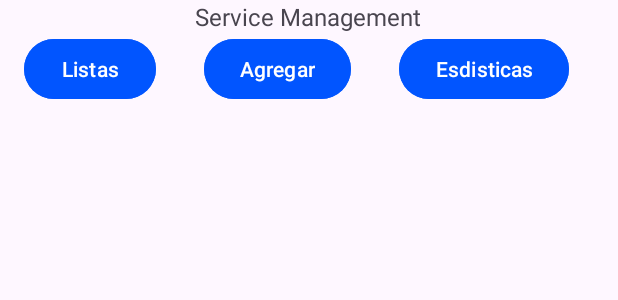
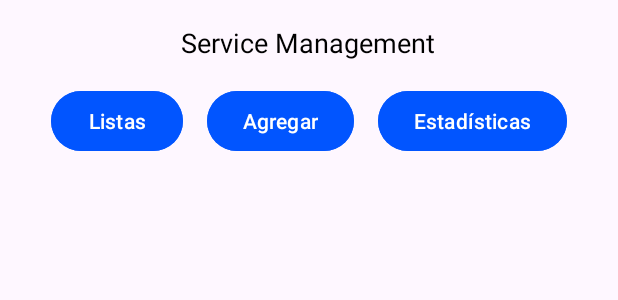
Before and after one commit to Willinton674/subMaster, an Android app: the layout activity_main.xml on its own in the app's theme, with its tools: preview values and no code run, on a phone screen of 412 x 824 dp. Shown: the top 300 px of the screen. Run offline under Robolectric (Android 15) with nearby library versions, the phone set to English and light mode, and no system bars.

Commit message:
Activity Main
Cambio en el diseño y ortografía

```diff
--- a/app/src/main/res/layout/activity_main.xml
+++ b/app/src/main/res/layout/activity_main.xml
@@ -5,82 +5,73 @@
     android:id="@+id/main"
     android:layout_width="match_parent"
     android:layout_height="match_parent"
-    tools:context=".MainActivity"
-    android:orientation="vertical">
+    android:orientation="vertical"
+    android:padding="16dp"
+    tools:context=".MainActivity">
 
+    <!-- Texto principal -->
     <LinearLayout
         android:layout_width="wrap_content"
         android:layout_height="wrap_content"
         android:orientation="horizontal"
-        android:layout_gravity="center">
+        android:layout_gravity="center"
+        android:layout_marginBottom="16dp">
 
         <TextView
             android:layout_width="wrap_content"
             android:layout_height="wrap_content"
-            android:textSize="16sp"
-            android:text="@string/servi">
-
-        </TextView>
-
+            android:textSize="18sp"
+            android:text="@string/servi"
+            android:textColor="@color/black" />
     </LinearLayout>
 
-
-
+    <!-- Botones principales -->
     <LinearLayout
         android:layout_width="match_parent"
         android:layout_height="wrap_content"
         android:orientation="horizontal"
-        android:layout_gravity="center">
+        android:gravity="center"
+        android:layout_marginBottom="16dp">
 
-
-        <!-- Botón 1 -->
+        <!-- Botón Lista -->
         <Button
             android:id="@+id/btn_lista"
             android:layout_width="wrap_content"
             android:layout_height="wrap_content"
             android:text="Listas"
-            android:layout_marginHorizontal="16dp"
+            android:layout_marginHorizontal="8dp"
             android:backgroundTint="@color/blue"
-            android:elevation="4dp">
+            android:elevation="4dp"
+            android:contentDescription="Abrir listas" />
 
-        </Button>
-
-        <!-- Botón central (agregar) -->
+        <!-- Botón Agregar -->
         <Button
             android:id="@+id/btn_agregar"
             android:layout_width="wrap_content"
             android:layout_height="wrap_content"
             android:text="Agregar"
-            android:layout_marginHorizontal="16dp"
+            android:layout_marginHorizontal="8dp"
             android:backgroundTint="@color/blue"
-            android:elevation="4dp">
+            android:elevation="4dp"
+            android:contentDescription="Agregar nuevo elemento" />
 
-        </Button>
-
-        <!-- Botón 3 -->
+        <!-- Botón Estadísticas -->
         <Button
             android:id="@+id/btn_estadistica"
             android:layout_width="wrap_content"
             android:layout_height="wrap_content"
-            android:text="Esdisticas"
-            android:layout_marginHorizontal="16dp"
+            android:text="Estadísticas"
+            android:layout_marginHorizontal="8dp"
             android:backgroundTint="@color/blue"
-            android:elevation="4dp" />
-
+            android:elevation="4dp"
+            android:contentDescription="Ver estadísticas" />
     </LinearLayout>
 
-    <LinearLayout
+    <!-- Lista -->
+    <ListView
+        android:id="@+id/lista_elementos"
         android:layout_width="match_parent"
         android:layout_height="wrap_content"
-        android:orientation="horizontal">
-
-        <ListView
-            android:layout_width="match_parent"
-            android:layout_height="wrap_content">
-
-        </ListView>
-
-    </LinearLayout>
-
-
+        android:layout_marginTop="8dp"
+        android:dividerHeight="1dp" />
 </LinearLayout>
--- a/gradle/libs.versions.toml
+++ b/gradle/libs.versions.toml
@@ -1,5 +1,5 @@
 [versions]
-agp = "8.5.1"
+agp = "8.0.2"
 kotlin = "1.9.0"
 coreKtx = "1.13.1"
 junit = "4.13.2"
```
